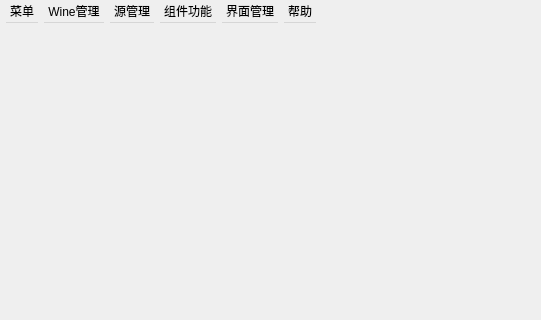
First picture: the form in ui/vek.ui, repository gfdgd-xi/vekcode, before the edit; both pictures show x 0 to 541 and y 0 to 320 of the 800 by 600 pixel window.
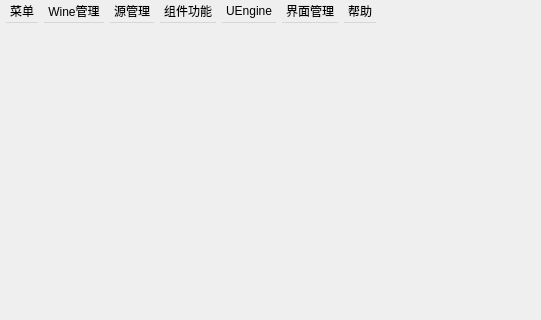
Second picture: the form after the edit. Custom widgets are drawn as their Qt base class.

The edit to the form file:
```diff
--- a/ui/vek.ui
+++ b/ui/vek.ui
@@ -462,10 +462,21 @@
     <addaction name="action_repair_wineprc"/>
     <addaction name="action_repair_winetricks"/>
    </widget>
+   <widget class="QMenu" name="menuUEngine">
+    <property name="title">
+     <string>UEngine</string>
+    </property>
+    <addaction name="action_Inst_UEngine"/>
+    <addaction name="action_Run_UEngine"/>
+    <addaction name="action_InstApp_UEngine"/>
+    <addaction name="action_UnInst_UEngine"/>
+    <addaction name="action_UEngine_deepin"/>
+   </widget>
    <addaction name="menu"/>
    <addaction name="menuWine"/>
    <addaction name="menu_3"/>
    <addaction name="menu_7"/>
+   <addaction name="menuUEngine"/>
    <addaction name="menu_4"/>
    <addaction name="menu_2"/>
   </widget>
```
Left out of the diff: 25 changed lines with no effect on the pictures.
